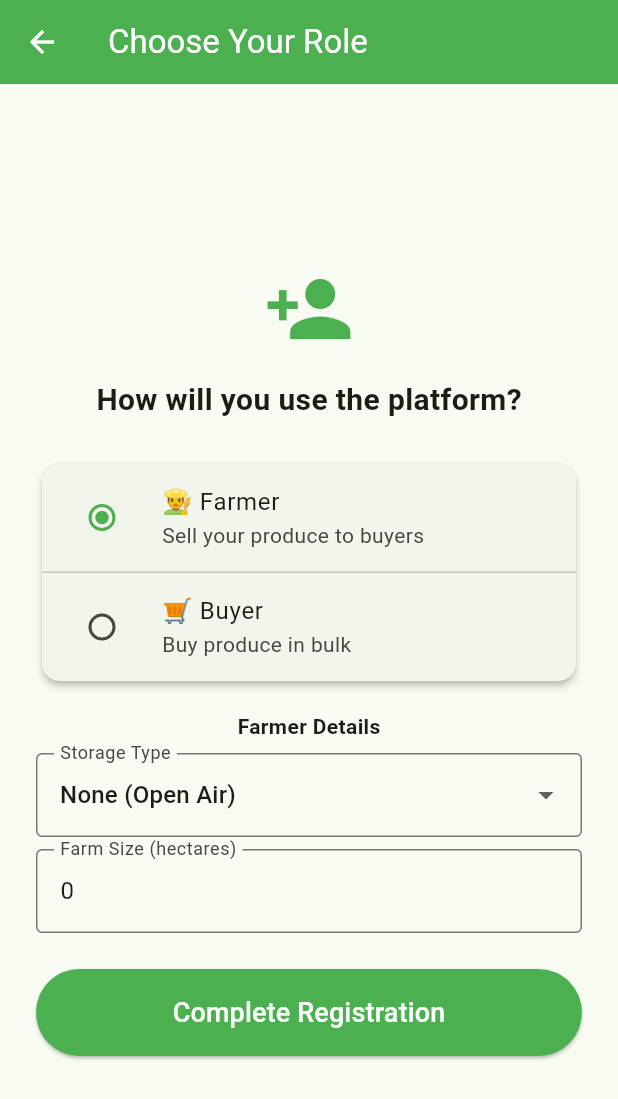
After one commit to nattytesfa/smart-agri-marketplace, a Flutter app: the RoleSelectionScreen screen opened by its route, on a phone screen of 412 x 824 dp. The commit adds this screen. Shown: the top 1099 px of the screen. Run offline on Flutter 3.47's test engine with Material 3 defaults, Android fonts, the phone set to English and light mode, and no system bars; our stand-ins replace connectivity_plus, dio, flutter_dotenv, flutter_image_compress, flutter_secure_storage, geolocator and 5 more; accounts and stored records are empty; network calls fail.

Commit message:
feat: Add role selection and listings management screens with navigation updates

```diff
--- a/mobile/lib/main.dart
+++ b/mobile/lib/main.dart
@@ -1,13 +1,14 @@
 import 'package:connectivity_plus/connectivity_plus.dart';
 import 'package:flutter/material.dart';
 import 'package:hive_flutter/hive_flutter.dart';
+import 'package:smart_agri_marketplace/screens/role_based_home_screen.dart';
 import 'package:smart_agri_marketplace/services/sync_service.dart';
 import 'package:supabase_flutter/supabase_flutter.dart';
 import 'package:flutter_dotenv/flutter_dotenv.dart';
 
 import 'data/models/listing_model.dart';
-import 'screens/home_screen.dart';
 import 'screens/login_screen.dart';
+import 'screens/role_selection_screen.dart';
 
 void main() async {
   WidgetsFlutterBinding.ensureInitialized();
@@ -50,7 +51,13 @@ class MyApp extends StatelessWidget {
           : '/login',
       routes: {
         '/login': (context) => const LoginScreen(),
-        '/home': (context) => const HomeScreen(),
+        '/home': (context) => const RoleBasedHomeScreen(),
+        '/role_selection': (context) {
+          final session = Supabase.instance.client.auth.currentSession;
+          final phone = session?.user.phone ?? '';
+          final token = session?.accessToken ?? '';
+          return RoleSelectionScreen(phone: phone, token: token);
+        },
       },
     );
   }
--- /dev/null
+++ b/mobile/lib/screens/role_selection_screen.dart
@@ -0,0 +1,213 @@
+// ignore_for_file: deprecated_member_use
+
+import 'package:flutter/material.dart';
+import 'package:dio/dio.dart';
+import 'package:flutter_dotenv/flutter_dotenv.dart';
+import 'package:flutter_secure_storage/flutter_secure_storage.dart';
+
+class RoleSelectionScreen extends StatefulWidget {
+  final String phone;
+  final String token;
+
+  const RoleSelectionScreen({
+    super.key,
+    required this.phone,
+    required this.token,
+  });
+
+  @override
+  State<RoleSelectionScreen> createState() => _RoleSelectionScreenState();
+}
+
+class _RoleSelectionScreenState extends State<RoleSelectionScreen> {
+  final _storage = const FlutterSecureStorage();
+  final Dio _dio = Dio();
+
+  String _selectedRole = 'farmer';
+  String _selectedStorage = 'none';
+  double _farmSize = 0.0;
+
+  final TextEditingController _farmSizeController =
+      TextEditingController(text: '0');
+  bool _isLoading = false;
+  String? _errorMessage;
+
+  Future<void> _registerUser() async {
+    setState(() {
+      _isLoading = true;
+      _errorMessage = null;
+    });
+
+    final baseUrl = dotenv.env['BACKEND_API_BASE_URL']!;
+    try {
+      final response = await _dio.post(
+        '$baseUrl/api/auth/register',
+        options: Options(
+          headers: {
+            'Authorization': 'Bearer ${widget.token}',
+            'Content-Type': 'application/json',
+          },
+        ),
+        data: {
+          'phone_number': widget.phone,
+          'fayda_id': 'FAYDA${DateTime.now().millisecondsSinceEpoch}',
+          'role': _selectedRole,
+          'storage_type': _selectedStorage,
+          'farm_size_hectares': _farmSize,
+        },
+      );
+
+      if (response.statusCode != 201) {
+        throw 'Registration failed: ${response.data}';
+      }
+
+      final userId = response.data['user_id'];
+      await _storage.write(key: 'user_id', value: userId);
+      await _storage.write(key: 'user_role', value: _selectedRole);
+
+      if (!mounted) return;
+      ScaffoldMessenger.of(context).showSnackBar(
+        const SnackBar(
+            content: Text('✅ Registration complete!'),
+            backgroundColor: Colors.green),
+      );
+      Navigator.pushReplacementNamed(context, '/home');
+    } catch (e) {
+      if (!mounted) return;
+      setState(() {
+        _errorMessage = e.toString();
+        _isLoading = false;
+      });
+    }
+  }
+
+  @override
+  Widget build(BuildContext context) {
+    return Scaffold(
+      appBar: AppBar(
+        title: const Text('Choose Your Role'),
+        backgroundColor: Colors.green,
+        foregroundColor: Colors.white,
+      ),
+      body: Padding(
+        padding: const EdgeInsets.all(24.0),
+        child: Column(
+          mainAxisAlignment: MainAxisAlignment.center,
+          children: [
+            const Icon(
+              Icons.person_add,
+              size: 60,
+              color: Colors.green,
+            ),
+            const SizedBox(height: 16),
+            const Text(
+              'How will you use the platform?',
+              style: TextStyle(fontSize: 20, fontWeight: FontWeight.bold),
+            ),
+            const SizedBox(height: 24),
+
+            // Role cards
+            Card(
+              elevation: 2,
+              child: Column(
+                children: [
+                  ListTile(
+                    leading: Radio<String>(
+                      value: 'farmer',
+                      groupValue: _selectedRole,
+                      onChanged: (value) =>
+                          setState(() => _selectedRole = value!),
+                      activeColor: Colors.green,
+                    ),
+                    title: const Text('👨‍🌾 Farmer'),
+                    subtitle: const Text('Sell your produce to buyers'),
+                    onTap: () => setState(() => _selectedRole = 'farmer'),
+                  ),
+                  const Divider(height: 1),
+                  ListTile(
+                    leading: Radio<String>(
+                      value: 'buyer',
+                      groupValue: _selectedRole,
+                      onChanged: (value) =>
+                          setState(() => _selectedRole = value!),
+                      activeColor: Colors.green,
+                    ),
+                    title: const Text('🛒 Buyer'),
+                    subtitle: const Text('Buy produce in bulk'),
+                    onTap: () => setState(() => _selectedRole = 'buyer'),
+                  ),
+                ],
+              ),
+            ),
+
+            const SizedBox(height: 16),
+
+            // Farmer-specific fields (only show when farmer is selected)
+            if (_selectedRole == 'farmer') ...[
+              const Text(
+                'Farmer Details',
+                style: TextStyle(fontWeight: FontWeight.bold),
+              ),
+              const SizedBox(height: 8),
+              DropdownButtonFormField<String>(
+                initialValue: _selectedStorage,
+                decoration: const InputDecoration(
+                  labelText: 'Storage Type',
+                  border: OutlineInputBorder(),
+                ),
+                items: const [
+                  DropdownMenuItem(
+                      value: 'none', child: Text('None (Open Air)')),
+                  DropdownMenuItem(
+                      value: 'gotera', child: Text('Gotera (Traditional)')),
+                  DropdownMenuItem(
+                      value: 'modern', child: Text('Modern Storage')),
+                ],
+                onChanged: (value) => setState(() => _selectedStorage = value!),
+              ),
+              const SizedBox(height: 8),
+              TextField(
+                controller: _farmSizeController,
+                keyboardType: TextInputType.number,
+                decoration: const InputDecoration(
+                  labelText: 'Farm Size (hectares)',
+                  border: OutlineInputBorder(),
+                ),
+                onChanged: (v) => setState(() {
+                  _farmSize = double.tryParse(v) ?? 0.0;
+                }),
+              ),
+            ],
+
+            const SizedBox(height: 24),
+
+            if (_errorMessage != null)
+              Padding(
+                padding: const EdgeInsets.only(bottom: 8),
+                child: Text(
+                  _errorMessage!,
+                  style: const TextStyle(color: Colors.red),
+                  textAlign: TextAlign.center,
+                ),
+              ),
+
+            ElevatedButton(
+              onPressed: _isLoading ? null : _registerUser,
+              style: ElevatedButton.styleFrom(
+                backgroundColor: Colors.green,
+                padding: const EdgeInsets.symmetric(vertical: 16),
+                minimumSize: const Size(double.infinity, 0),
+              ),
+              child: _isLoading
+                  ? const CircularProgressIndicator(color: Colors.white)
+                  : const Text(
+                      'Complete Registration',
+                      style: TextStyle(fontSize: 18, color: Colors.white),
+                    ),
+            ),
+          ],
+        ),
+      ),
+    );
+  }
+}
```
Also changed, not shown: mobile/lib/screens/login_screen.dart (+34 -22 lines), mobile/lib/screens/my_listings_screen.dart (added, +143 -0 lines), mobile/lib/screens/role_based_home_screen.dart (added, +80 -0 lines).
